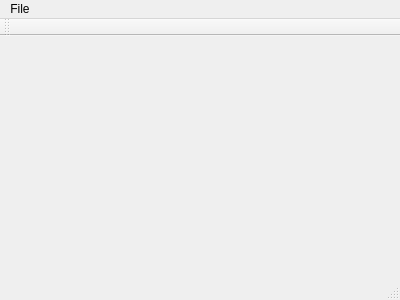
The window that mainwindow.ui (moriduri/MyFinances) describes before a commit, drawn with Qt 5.
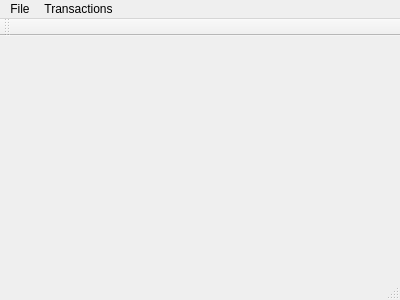
The same window after the commit.

```diff
--- a/mainwindow.ui
+++ b/mainwindow.ui
@@ -31,7 +31,14 @@
     <addaction name="separator"/>
     <addaction name="actionExit"/>
    </widget>
+   <widget class="QMenu" name="menuTransactions">
+    <property name="title">
+     <string>Transactions</string>
+    </property>
+    <addaction name="actionAdd_transaction"/>
+   </widget>
    <addaction name="menuFile"/>
+   <addaction name="menuTransactions"/>
   </widget>
   <widget class="QToolBar" name="mainToolBar">
    <attribute name="toolBarArea">
```
Left out of the diff: 5 changed lines with no effect on the pictures.
